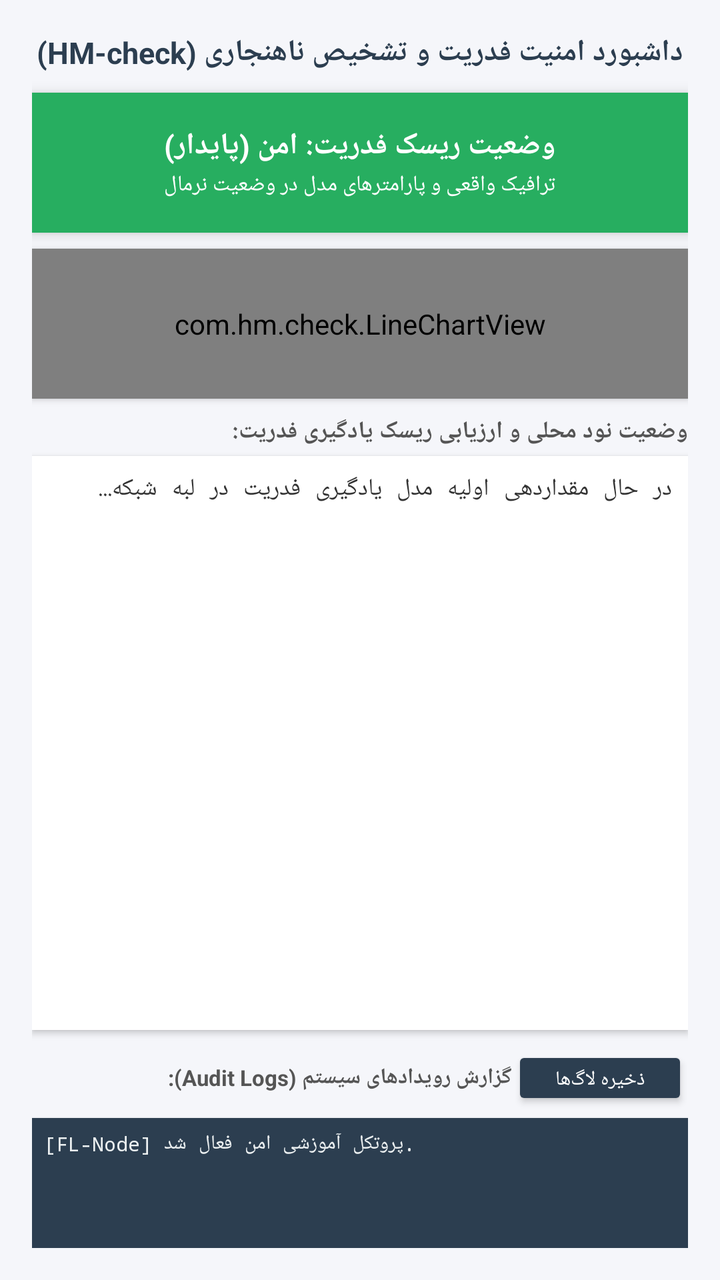
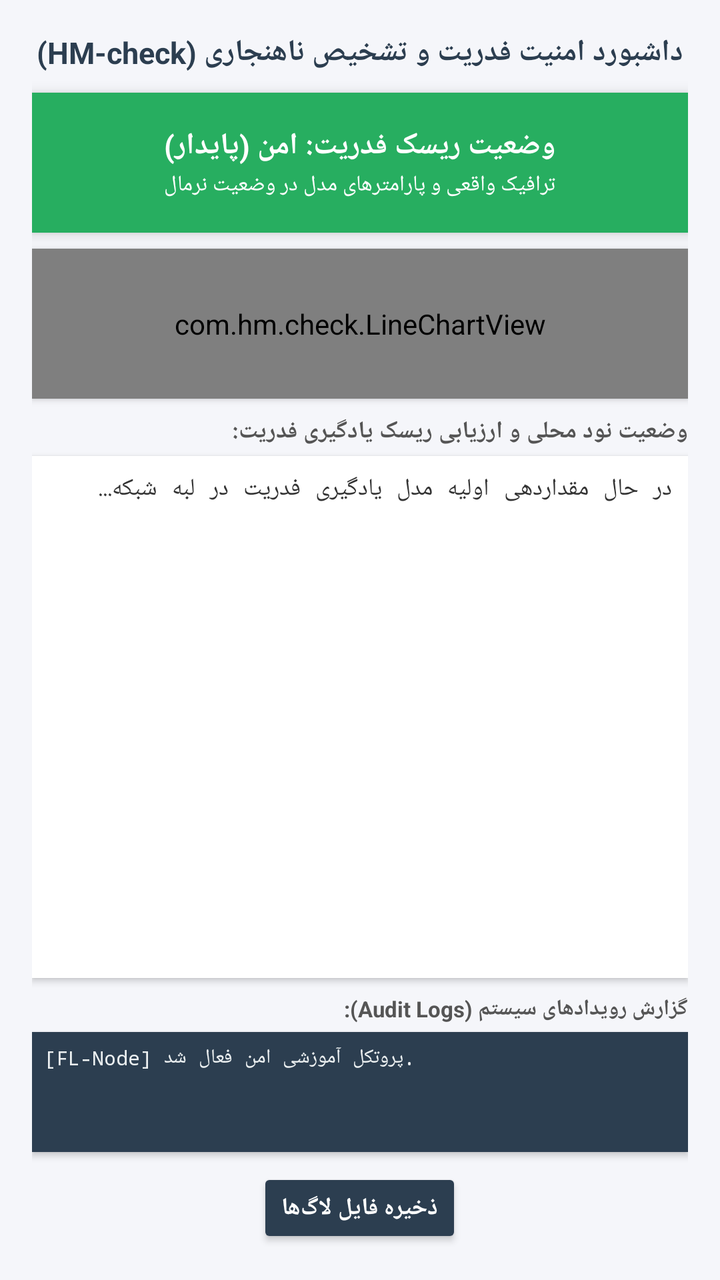

An Android layout rendered at two revisions. The XML below is the earlier revision; the diff shows what the commit changed to produce the second picture.
<!-- AndroidManifest.xml: application theme Theme.AppCompat.Light.DarkActionBar -->
<!-- res/layout/activity_main.xml -->
<?xml version="1.0" encoding="utf-8"?>
<LinearLayout 
    xmlns:android="http://schemas.android.com/apk/res/android"
    android:layout_width="match_parent"
    android:layout_height="match_parent"
    android:orientation="vertical"
    android:padding="16dp"
    android:gravity="center_horizontal"
    android:background="#F5F6FA">

    
    <TextView
        android:layout_width="wrap_content"
        android:layout_height="wrap_content"
        android:text="داشبورد امنیت فدریت و تشخیص ناهنجاری (HM-check)"
        android:textSize="15sp"
        android:textStyle="bold"
        android:textColor="#2C3E50"
        android:layout_marginBottom="10dp" />

    
    <LinearLayout
        android:id="@+id/cardStatus"
        android:layout_width="match_parent"
        android:layout_height="70dp"
        android:orientation="vertical"
        android:gravity="center"
        android:background="#27AE60"
        android:elevation="4dp"
        android:layout_marginBottom="8dp">

        <TextView
            android:id="@+id/txtStatusTitle"
            android:layout_width="wrap_content"
            android:layout_height="wrap_content"
            android:text="وضعیت ریسک فدریت: امن (پایدار)"
            android:textColor="#FFFFFF"
            android:textSize="15sp"
            android:textStyle="bold" />

        <TextView
            android:id="@+id/txtStatusDesc"
            android:layout_width="wrap_content"
            android:layout_height="wrap_content"
            android:text="ترافیک واقعی و پارامترهای مدل در وضعیت نرمال"
            android:textColor="#FFFFFF"
            android:textSize="11sp"
            android:layout_marginTop="2dp" />
    </LinearLayout>

    
    <com.hm.check.LineChartView
        android:id="@+id/lineChart"
        android:layout_width="match_parent"
        android:layout_height="75dp"
        android:background="#FFFFFF"
        android:elevation="2dp"
        android:layout_marginBottom="8dp" />

    
    <TextView
        android:layout_width="match_parent"
        android:layout_height="wrap_content"
        android:text="وضعیت نود محلی و ارزیابی ریسک یادگیری فدریت:"
        android:textSize="12sp"
        android:textStyle="bold"
        android:textColor="#555555"
        android:layout_marginBottom="4dp" />

    <ScrollView
        android:layout_width="match_parent"
        android:layout_height="0dp"
        android:layout_weight="1"
        android:background="#FFFFFF"
        android:padding="8dp"
        android:elevation="2dp"
        android:layout_marginBottom="8dp">

        <TextView
            android:id="@+id/txtAppTrafficList"
            android:layout_width="match_parent"
            android:layout_height="wrap_content"
            android:text="در حال مقداردهی اولیه مدل یادگیری فدریت در لبه شبکه...\n"
            android:textSize="12sp"
            android:textColor="#333333"
            android:fontFamily="monospace" />
    </ScrollView>

    
    <LinearLayout
        android:layout_width="match_parent"
        android:layout_height="wrap_content"
        android:orientation="horizontal"
        android:gravity="center_vertical"
        android:layout_marginBottom="4dp">

        <TextView
            android:layout_width="0dp"
            android:layout_height="wrap_content"
            android:layout_weight="1"
            android:text="گزارش رویدادهای سیستم (Audit Logs):"
            android:textSize="11sp"
            android:textStyle="bold"
            android:textColor="#555555" />

        <Button
            android:id="@+id/btnSaveLogs"
            android:layout_width="wrap_content"
            android:layout_height="32dp"
            android:text="ذخیره لاگ‌ها"
            android:textSize="10sp"
            android:backgroundTint="#2C3E50"
            android:textColor="#FFFFFF" />
    </LinearLayout>

    <ScrollView
        android:layout_width="match_parent"
        android:layout_height="65dp"
        android:background="#2C3E50"
        android:padding="6dp"
        android:elevation="2dp">

        <TextView
            android:id="@+id/txtLogHistory"
            android:layout_width="match_parent"
            android:layout_height="wrap_content"
            android:text="[FL-Node] پروتکل آموزشی امن فعال شد.\n"
            android:textSize="10sp"
            android:textColor="#ECF0F1"
            android:fontFamily="monospace" />
    </ScrollView>

</LinearLayout>
<!-- resources referenced by this layout -->
<resources>

</resources>

<!-- the commit's change to res/layout/activity_main.xml (unified diff, before → after) -->
@@ -87,38 +87,23 @@
     </ScrollView>
 
     
-    <LinearLayout
+    <TextView
         android:layout_width="match_parent"
         android:layout_height="wrap_content"
-        android:orientation="horizontal"
-        android:gravity="center_vertical"
-        android:layout_marginBottom="4dp">
+        android:text="گزارش رویدادهای سیستم (Audit Logs):"
+        android:textSize="11sp"
+        android:textStyle="bold"
+        android:textColor="#555555"
+        android:layout_marginBottom="4dp" />
 
-        <TextView
-            android:layout_width="0dp"
-            android:layout_height="wrap_content"
-            android:layout_weight="1"
-            android:text="گزارش رویدادهای سیستم (Audit Logs):"
-            android:textSize="11sp"
-            android:textStyle="bold"
-            android:textColor="#555555" />
-
-        <Button
-            android:id="@+id/btnSaveLogs"
-            android:layout_width="wrap_content"
-            android:layout_height="32dp"
-            android:text="ذخیره لاگ‌ها"
-            android:textSize="10sp"
-            android:backgroundTint="#2C3E50"
-            android:textColor="#FFFFFF" />
-    </LinearLayout>
-
+    
     <ScrollView
         android:layout_width="match_parent"
-        android:layout_height="65dp"
+        android:layout_height="60dp"
         android:background="#2C3E50"
         android:padding="6dp"
-        android:elevation="2dp">
+        android:elevation="2dp"
+        android:layout_marginBottom="8dp">
 
         <TextView
             android:id="@+id/txtLogHistory"
@@ -130,4 +115,16 @@
             android:fontFamily="monospace" />
     </ScrollView>
 
+    
+    <Button
+        android:id="@+id/btnSaveLogs"
+        android:layout_width="wrap_content"
+        android:layout_height="40dp"
+        android:text="ذخیره فایل لاگ‌ها"
+        android:textSize="12sp"
+        android:textStyle="bold"
+        android:backgroundTint="#2C3E50"
+        android:textColor="#FFFFFF"
+        android:layout_gravity="center_horizontal" />
+
 </LinearLayout>
